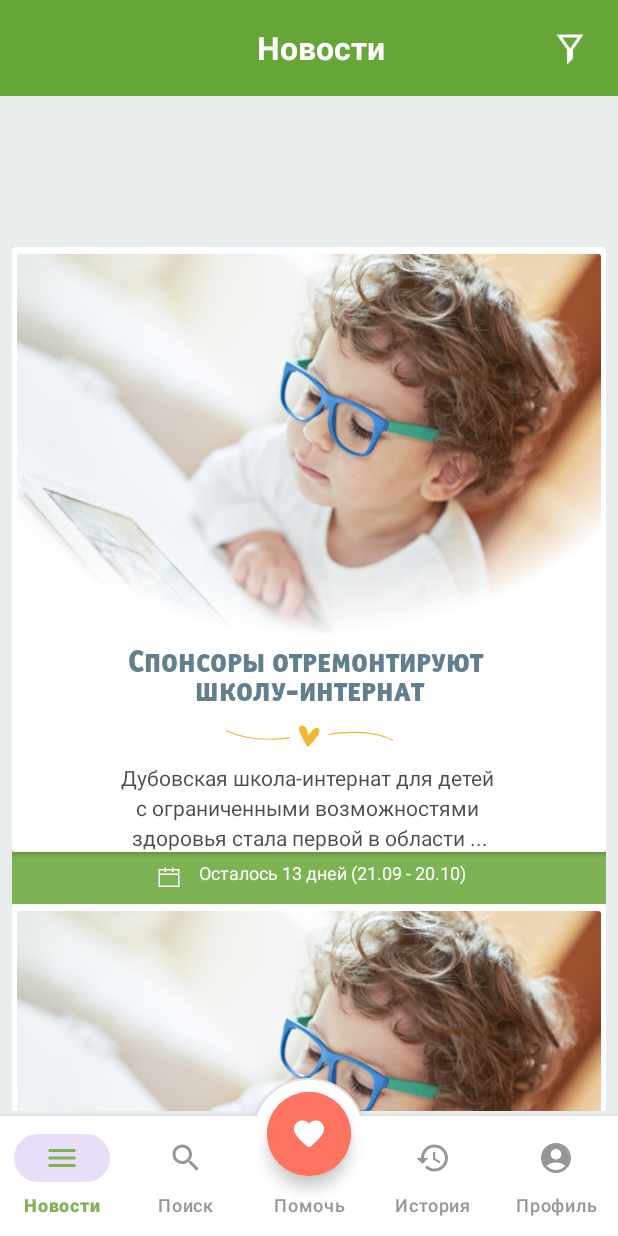
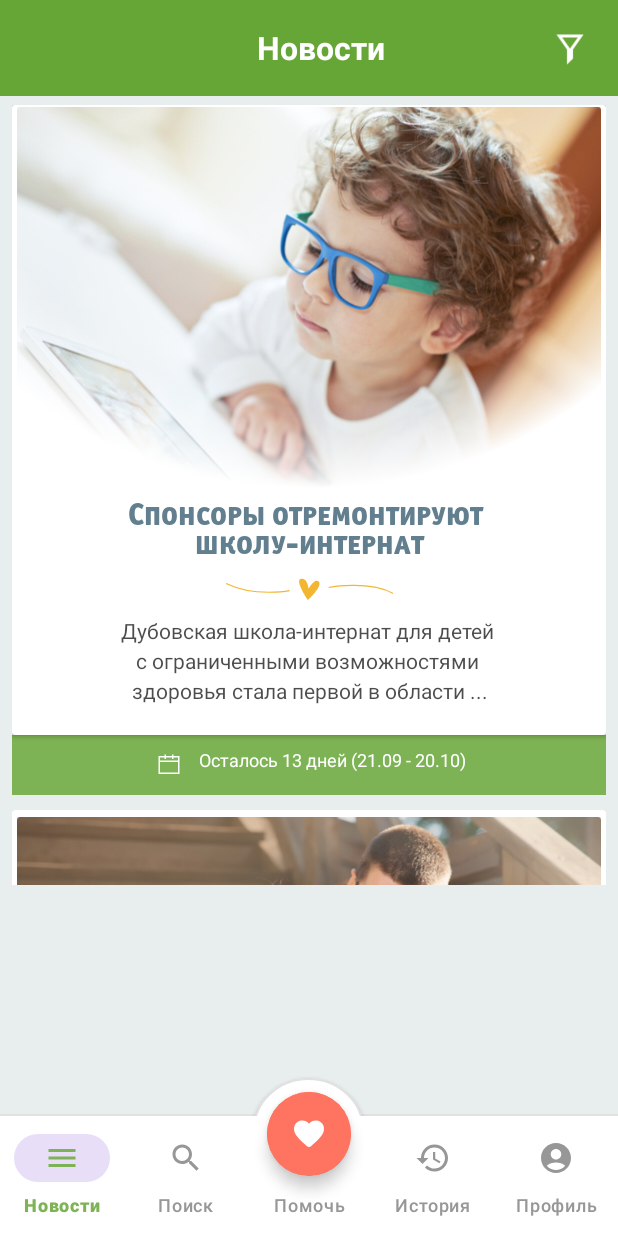
Before and after one commit to Alexander58123/simbirsoft_zadanie9_service, an Android app: the NewsActivity screen opened directly, with no data from a screen before it, on a phone screen of 412 x 824 dp. Run offline under Robolectric (Android 15) with nearby library versions, the phone set to English and light mode, and no system bars; Roboto replaces fonts that are not available here.

Commit message:
finish activity news

```diff
--- a/app/src/main/res/layout/activity_news.xml
+++ b/app/src/main/res/layout/activity_news.xml
@@ -122,13 +122,11 @@
 
     </com.google.android.material.appbar.AppBarLayout>
 
-    <androidx.constraintlayout.widget.ConstraintLayout
+    <RelativeLayout
         android:layout_width="match_parent"
-        android:layout_height="584dp"
-        android:layout_above="@+id/circle"
-        android:layout_alignParentEnd="true"
-        android:layout_marginEnd="0dp"
-        android:layout_marginBottom="-22dp"
+        android:layout_height="520dp"
+        android:layout_alignParentEnd="false"
+        android:layout_marginTop="70dp"
         android:background="@color/light_grey_two">
 
         <androidx.core.widget.NestedScrollView
@@ -146,7 +144,6 @@
                 android:layout_height="wrap_content"
                 android:orientation="vertical"
                 android:paddingLeft="8dp"
-                android:paddingTop="8dp"
                 android:paddingRight="8dp">
 
                 <LinearLayout
@@ -156,14 +153,14 @@
 
                     <androidx.cardview.widget.CardView
                         android:layout_width="match_parent"
-                        android:layout_height="wrap_content">
+                        android:layout_height="wrap_content"
+                        app:cardPreventCornerOverlap="false">
 
                         <LinearLayout
                             android:layout_width="match_parent"
                             android:layout_height="wrap_content"
                             android:orientation="vertical"
                             android:paddingLeft="3dp"
-                            android:paddingTop="3dp"
                             android:paddingRight="3dp">
 
                             <FrameLayout
@@ -207,6 +204,7 @@
                                 android:id="@+id/textView17"
                                 android:layout_width="match_parent"
                                 android:layout_height="wrap_content"
+                                android:layout_marginBottom="20dp"
                                 android:text="@string/news1text"
                                 android:textAlignment="center"
                                 android:textColor="@color/black_70"
@@ -220,6 +218,7 @@
                     <FrameLayout
                         android:layout_width="match_parent"
                         android:layout_height="wrap_content"
+                        android:layout_marginBottom="10dp"
                         android:background="@color/turtle_green">
 
                         <TextView
@@ -227,8 +226,8 @@
                             android:layout_width="wrap_content"
                             android:layout_height="wrap_content"
                             android:layout_gravity="center"
-                            android:layout_marginTop="5dp"
-                            android:layout_marginBottom="5dp"
+                            android:layout_marginTop="8dp"
+                            android:layout_marginBottom="8dp"
                             android:drawableLeft="@drawable/icon_calendar"
                             android:drawablePadding="8dp"
                             android:maxLines="1"
@@ -267,7 +266,7 @@
                                     android:layout_width="match_parent"
                                     android:layout_height="259dp"
                                     android:layout_gravity="center_horizontal"
-                                    app:srcCompat="@drawable/news1" />
+                                    app:srcCompat="@drawable/news2" />
 
                                 <ImageView
                                     android:id="@+id/imageView16"
@@ -282,7 +281,7 @@
                                 android:layout_height="wrap_content"
                                 android:fontFamily="@font/officiana_font"
                                 android:gravity="center"
-                                android:text="@string/news1"
+                                android:text="@string/news2"
                                 android:textColor="@color/blue_grey"
                                 android:textSize="21sp"
                                 app:lineHeight="34sp" />
@@ -299,6 +298,7 @@
                                 android:id="@+id/textView18"
                                 android:layout_width="match_parent"
                                 android:layout_height="wrap_content"
+                                android:layout_marginBottom="20dp"
                                 android:text="@string/news1text"
                                 android:textAlignment="center"
                                 android:textColor="@color/black_70"
@@ -319,8 +319,8 @@
                             android:layout_width="wrap_content"
                             android:layout_height="wrap_content"
                             android:layout_gravity="center"
-                            android:layout_marginTop="5dp"
-                            android:layout_marginBottom="5dp"
+                            android:layout_marginTop="8dp"
+                            android:layout_marginBottom="8dp"
                             android:drawableLeft="@drawable/icon_calendar"
                             android:drawablePadding="8dp"
                             android:maxLines="1"
@@ -338,6 +338,6 @@
 
         </androidx.core.widget.NestedScrollView>
 
-    </androidx.constraintlayout.widget.ConstraintLayout>
+    </RelativeLayout>
 
 </RelativeLayout>
--- a/app/src/main/res/values/strings.xml
+++ b/app/src/main/res/values/strings.xml
@@ -26,4 +26,5 @@
     <string name="news1">Спонсоры отремонтируют \nшколу-интернат</string>
     <string name="news1text">Дубовская школа-интернат для детей \nс ограниченными возможностями \nздоровья стала первой в области ...</string>
     <string name="date1">Осталось 13 дней (21.09 - 20.10)</string>
+    <string name="news2">Конкурс по вокальному \nпению в детском доме №6</string>
 </resources>
```
Also changed, not shown: app/src/main/res/drawable/news2.jpg (added).
